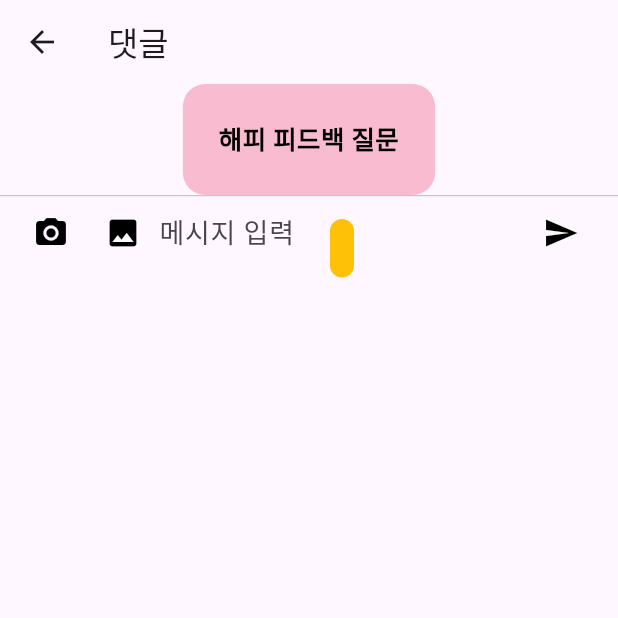
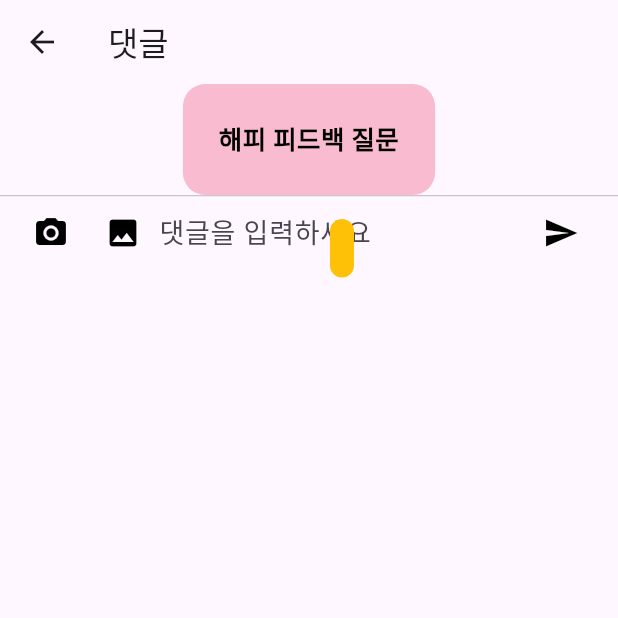
Before and after one commit to HBNU-GuessMe/Guess-Me-Front, a Flutter app: the AnswerReply screen opened directly, on a phone screen of 412 x 824 dp, the top half of it. Run offline on Flutter 3.47's test engine with Material 3 defaults, Android fonts, the phone set to English and light mode, and no system bars; our stand-ins replace flutter_native_splash, fluttertoast, group_button, shared_preferences; missing offline and left inert: kakao_flutter_sdk_user; accounts and stored records are empty; Roboto replaces fonts that are missing (Pretendard JP).

Commit message:
프론트 12차 커밋(매인화면에 AI답변 조회버튼 추가)
매인화면에 나의 답변에 한해서 AI답변을 조회할 수 있는 '댓글 보기' 버튼을 추가
AI답변에 댓글을 달고 그 내용을 AI답변 아래에 노출시키는 UI를 구성하였으나 이부분은 아직 미비
(색상, 배치 수정 예정)

```diff
--- a/lib/questReply.dart
+++ b/lib/questReply.dart
@@ -53,7 +53,8 @@ class _AnswerReplyState extends State<AnswerReply> {
               child: TextField(
                 controller: _controller,
                 onSubmitted: _handleSubmitted,
-                decoration: const InputDecoration.collapsed(hintText: '메시지 입력'),
+                decoration:
+                    const InputDecoration.collapsed(hintText: '댓글을 입력하세요'),
                 style: const TextStyle(fontSize: 18.0),
               ),
             ),
@@ -132,8 +133,8 @@ class _AnswerReplyState extends State<AnswerReply> {
                   ],
                 ),
                 Positioned(
-                  top: 90, // Adjust the position as needed
-                  left: 220, // Adjust the position as needed
+                  top: 90,
+                  left: 220,
                   child: Container(
                     padding: const EdgeInsets.all(8.0),
                     decoration: BoxDecoration(
```
Also changed, not shown: lib/questNew.dart (+34 -2 lines).
